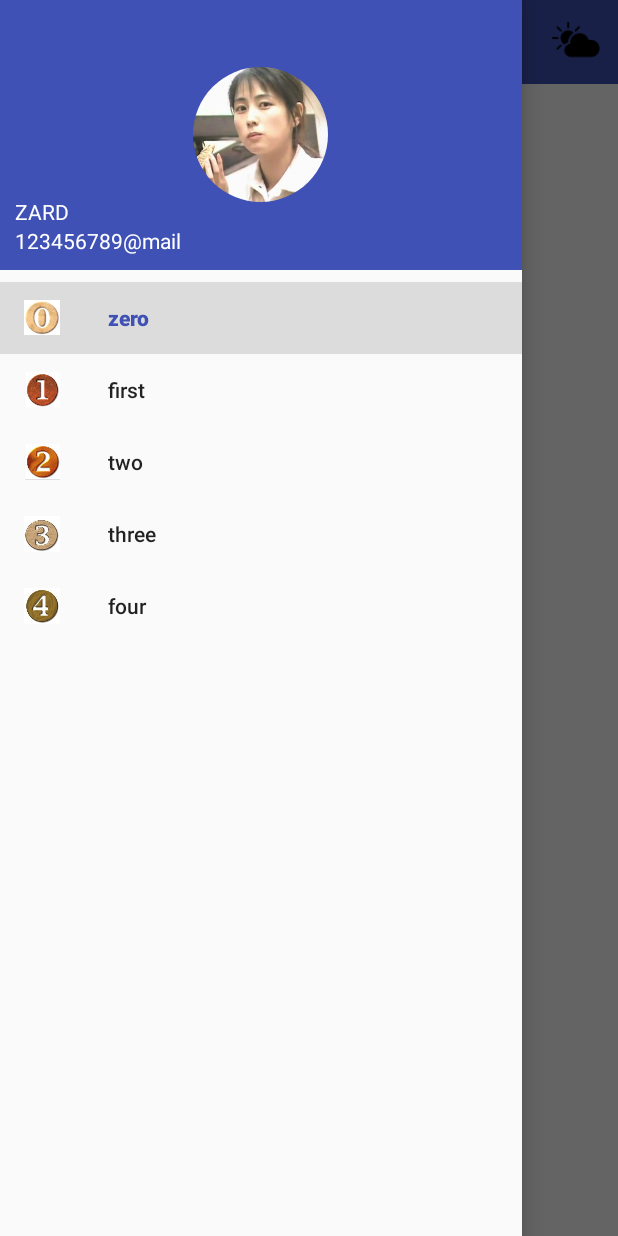
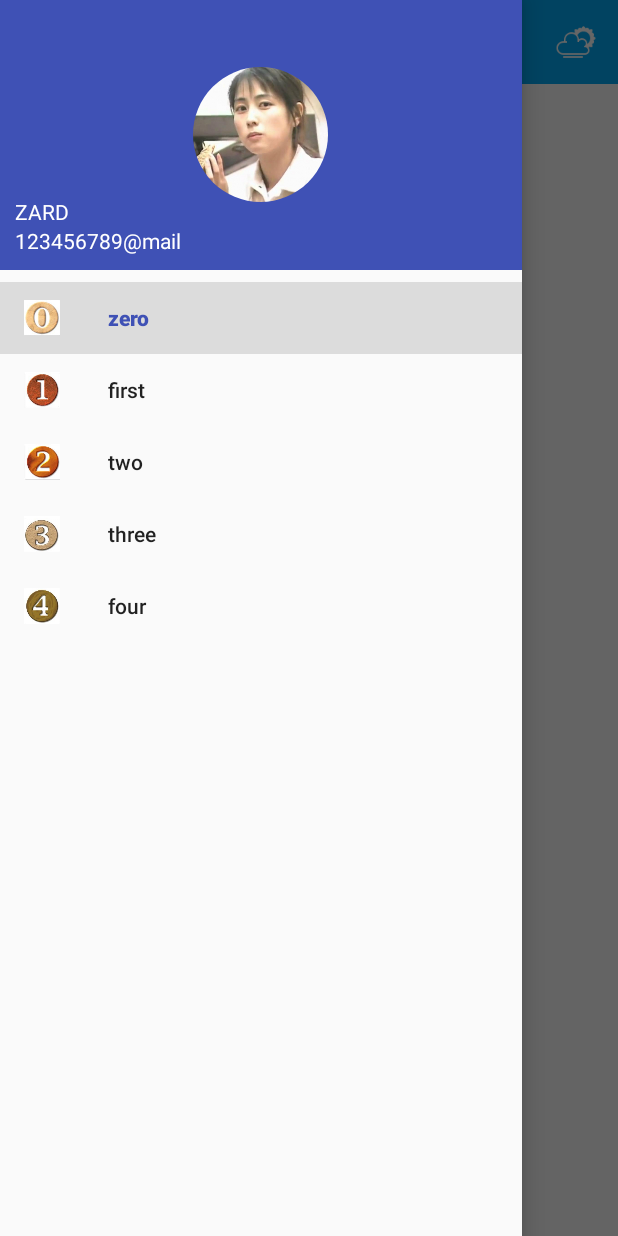
Before and after one commit to Group9-Android/Air-Conditioning-Controller, an Android app: the screen it shows after launch (MainActivity), with the side drawer open, on a phone screen of 412 x 824 dp. Run offline under Robolectric (Android 15) with nearby library versions, the phone set to English and light mode, and no system bars; our stand-ins replace CircleImageView; libraries missing offline, so code that uses them is left out: com.ashokvarma.bottomnavigation; plain views replace BottomNavigationBar; 7 statements that could not run were skipped.

Commit message:
UI进一步细化；具体控制的逻辑错误修改

```diff
--- a/app/build.gradle
+++ b/app/build.gradle
@@ -16,6 +16,7 @@ android {
             proguardFiles getDefaultProguardFile('proguard-android.txt'), 'proguard-rules.pro'
         }
     }
+    buildToolsVersion '24.0.2'
 }
 
 dependencies {
@@ -29,12 +30,10 @@ dependencies {
     compile 'com.android.support:design:26.1.0'
     compile 'com.android.support:support-v4:26.1.0'
     implementation files('libs/litepal-1.6.1.jar')
-
     implementation 'com.squareup.okhttp3:okhttp:3.4.1'
     implementation 'com.google.code.gson:gson:2.7'
     implementation 'com.github.bumptech.glide:glide:3.7.0'
     compile 'com.ashokvarma.android:bottom-navigation-bar:1.3.1'
-
     implementation 'com.android.support:design:24.2.1'
     implementation 'de.hdodenhof:circleimageview:2.1.0'
 }
--- a/app/src/main/java/com/example/smallkun/aswitch/MainActivity.java
+++ b/app/src/main/java/com/example/smallkun/aswitch/MainActivity.java
@@ -10,14 +10,16 @@ import android.support.v4.widget.DrawerLayout;
 import android.support.v7.app.ActionBar;
 import android.support.v7.app.AppCompatActivity;
 import android.os.Bundle;
+import android.text.TextPaint;
 import android.view.Menu;
 import android.view.MenuItem;
 import android.support.v7.widget.Toolbar;
 import android.view.View;
+import android.widget.TextView;
 
+
+import com.ashokvarma.bottomnavigation.BottomNavigationItem;
 import com.ashokvarma.bottomnavigation.BottomNavigationBar;
-import com.ashokvarma.bottomnavigation.BottomNavigationItem;
-
 import de.hdodenhof.circleimageview.CircleImageView;
 
 
@@ -31,7 +33,7 @@ public  class MainActivity extends AppCompatActivity implements BottomNavigation
     private DrawerLayout drawerLayout;
     private Toolbar toolbar;
     private NavigationView navigationView;
-    public boolean is_open=false;
+
 
 
 
@@ -71,6 +73,14 @@ public  class MainActivity extends AppCompatActivity implements BottomNavigation
         mBottomNavigationBar = (BottomNavigationBar) findViewById(R.id.bottom_navigation_bar);
         drawerLayout = (DrawerLayout)findViewById(R.id.drawer_layout);
         navigationView = (NavigationView)findViewById(R.id.nav_view);
+
+        TextView textView = (TextView)findViewById(R.id.title);
+        //设置标题加粗
+        TextPaint paint = textView.getPaint();
+        paint.setFakeBoldText(true);
+
+        //给toolbar标题栏设置颜色
+        toolbar.setBackgroundColor(getResources().getColor(R.color.blue));
 
         //为了显示隐藏菜单nav_menu的item图标，传入一个null参数
         navigationView.setItemIconTintList(null);
--- a/app/src/main/java/com/example/smallkun/aswitch/Start.java
+++ b/app/src/main/java/com/example/smallkun/aswitch/Start.java
@@ -34,6 +34,7 @@ public class Start extends Fragment {
 
         View view=inflater.inflate(R.layout.start,container,false);
         final Button button = (Button)view.findViewById(R.id.button);
+
         GradientProgressBar gradientProgressBar = (GradientProgressBar)view.findViewById(R.id.progress_bar);
         gradientProgressBar.setPercent(16);
         button.setOnClickListener(new View.OnClickListener() {
--- a/app/src/main/res/layout/activity_main.xml
+++ b/app/src/main/res/layout/activity_main.xml
@@ -22,7 +22,8 @@
             app:popupTheme="@style/ThemeOverlay.AppCompat.Light">
             <TextView
                 android:text="我的家"
-                android:textSize="25dp"
+                android:id="@+id/title"
+                android:textSize="20dp"
                 android:layout_height="wrap_content"
                 android:layout_width="wrap_content"
                  android:layout_gravity="center"/>
--- a/app/src/main/res/layout/fragment_one.xml
+++ b/app/src/main/res/layout/fragment_one.xml
@@ -180,7 +180,7 @@
                 android:id="@+id/buttonopen"
                 android:layout_width="55dp"
                 android:layout_height="55dp"
-                android:drawableBottom="@drawable/ic_close"
+                android:background="@drawable/ic_close"
                 app:layout_constraintStart_toStartOf="parent"
                 app:layout_constraintTop_toTopOf="parent" />
 
```
Also changed, not shown: app/src/main/java/com/example/smallkun/aswitch/OneFragment.java (+6 -3 lines), app/src/main/res/layout/list_footer.xml (deleted, +0 -17 lines), app/src/main/res/drawable/foot.png (deleted), app/src/main/res/drawable/ic_close.png, app/src/main/res/drawable/ic_menu.png, app/src/main/res/mipmap-hdpi/weather_icon.png.
